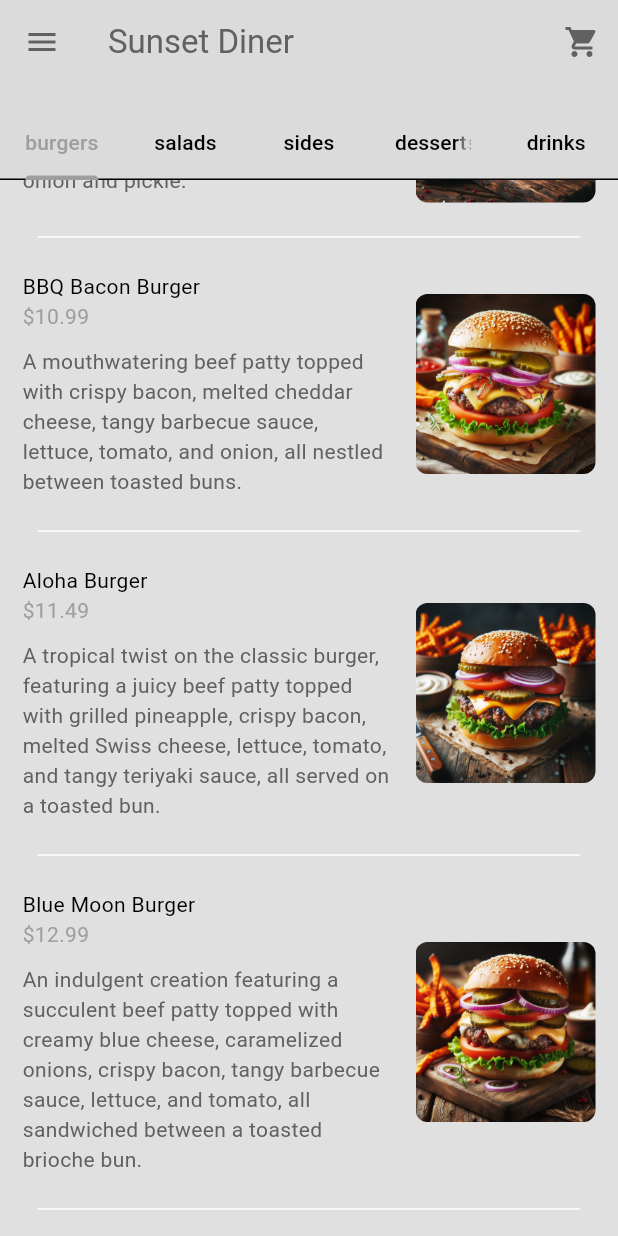
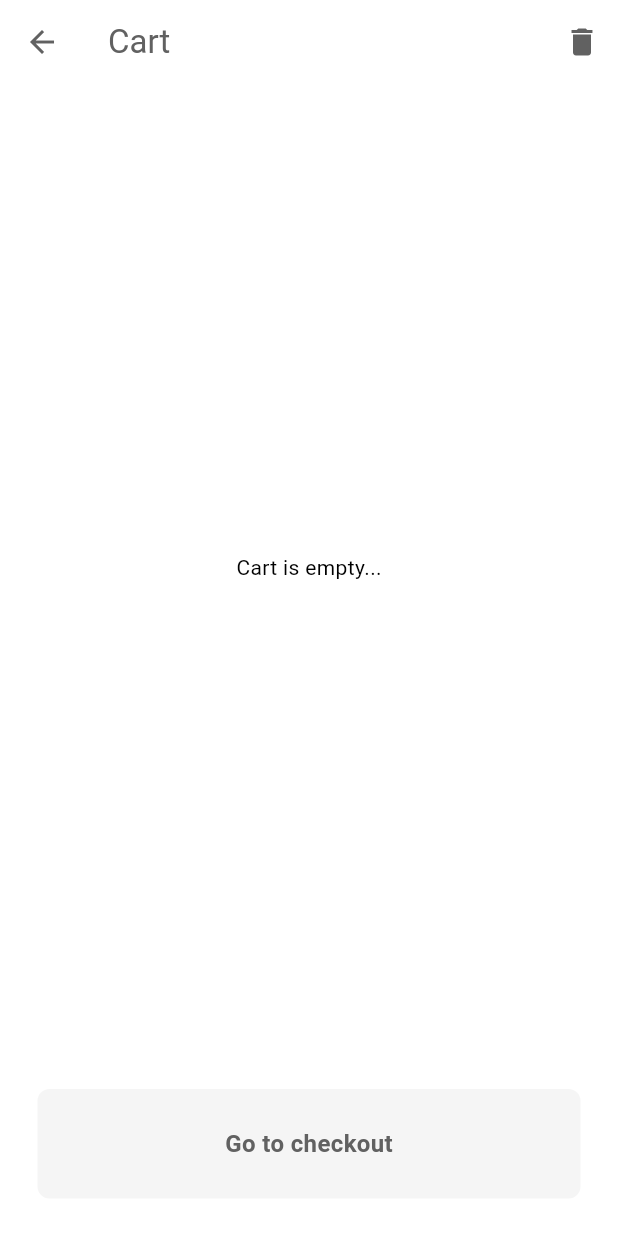
Before and after one commit to TrungKuro/Food-Delivery-App, a Flutter app: the HomePage screen opened directly, scrolled down 340 dp, after a tap on the "shopping cart" icon, on a phone screen of 412 x 824 dp. Run offline on Flutter 3.47's test engine with Material 3 defaults, Android fonts, the phone set to English and light mode, and no system bars.

Commit message:
Cart Page.

```diff
--- a/lib/components/my_sliver_app_bar.dart
+++ b/lib/components/my_sliver_app_bar.dart
@@ -1,4 +1,5 @@
 import 'package:flutter/material.dart';
+import 'package:food_delivery_app/pages/cart_page.dart';
 
 class MySliverAppBar extends StatelessWidget {
   /* ------------------------------- Variable ------------------------------ */
@@ -26,7 +27,14 @@ class MySliverAppBar extends StatelessWidget {
       actions: [
         // CART BUTTON
         IconButton(
-          onPressed: () {},
+          onPressed: () {
+            // Go to cart page
+            Navigator.push(
+                context,
+                MaterialPageRoute(
+                  builder: (context) => const CartPage(),
+                ));
+          },
           icon: const Icon(Icons.shopping_cart),
         ),
       ],
--- a/lib/models/restaurant.dart
+++ b/lib/models/restaurant.dart
@@ -280,6 +280,9 @@ class Restaurant extends ChangeNotifier {
   /// Lấy data các món ăn
   List<Food> get menu => _menu;
 
+  /// Lấy data các món trong giỏ hàng
+  List<CartItem> get cart => _cart;
+
   /* -------------------------------- SETTER ------------------------------- */
 
   /* ------------------------------ OPETATION ------------------------------ */
@@ -315,18 +318,18 @@ class Restaurant extends ChangeNotifier {
   }
 
   /// Remove from Cart
-  void removeFromCart(CartItem cardItem) {
+  void removeFromCart(CartItem cartItem) {
     // Find that item in list cart
-    int carIndex = _cart.indexOf(cardItem);
+    int cartIndex = _cart.indexOf(cartItem);
     // If have, then check quantity
-    if (carIndex != 1) {
+    if (cartIndex != -1) {
       // If quantity have more one, then decrease it
-      if (_cart[carIndex].quantity > 1) {
-        _cart[carIndex].quantity--;
+      if (_cart[cartIndex].quantity > 1) {
+        _cart[cartIndex].quantity--;
       }
       // Otherwise, remove that item from cart
       else {
-        _cart.removeAt(carIndex);
+        _cart.removeAt(cartIndex);
       }
       // Update UI
       notifyListeners();
--- /dev/null
+++ b/lib/pages/cart_page.dart
@@ -0,0 +1,99 @@
+import 'package:flutter/material.dart';
+import 'package:food_delivery_app/components/my_button.dart';
+import 'package:food_delivery_app/components/my_cart_tile.dart';
+import 'package:food_delivery_app/models/restaurant.dart';
+import 'package:provider/provider.dart';
+
+class CartPage extends StatelessWidget {
+  const CartPage({super.key});
+
+  @override
+  Widget build(BuildContext context) {
+    return Consumer<Restaurant>(
+      builder: (context, restaurant, child) {
+        // Cart
+        final userCart = restaurant.cart;
+
+        // Scaffold UI
+        return Scaffold(
+          /* --------------------------- Top App --------------------------- */
+          appBar: AppBar(
+            title: const Text('Cart'),
+            backgroundColor: Colors.transparent,
+            foregroundColor: Theme.of(context).colorScheme.inversePrimary,
+            actions: [
+              // Clear Cart Button
+              IconButton(
+                onPressed: () {
+                  showDialog(
+                    context: context,
+                    builder: (context) => AlertDialog(
+                      title: const Text('Are you sure you want to clear the cart?'),
+                      actions: [
+                        // Cancel Button
+                        TextButton(
+                          onPressed: () => Navigator.pop(context),
+                          child: const Text('Cancel'),
+                        ),
+                        // Yes Button
+                        TextButton(
+                          onPressed: () {
+                            Navigator.pop(context);
+                            restaurant.clearCart();
+                          },
+                          child: const Text('Yes'),
+                        ),
+                      ],
+                    ),
+                  );
+                },
+                icon: const Icon(
+                  Icons.delete,
+                ),
+              ),
+            ],
+          ),
+          /* --------------------------- Body App -------------------------- */
+          body: Column(
+            children: [
+              // List of Cart
+              Expanded(
+                child: Column(
+                  children: [
+                    userCart.isEmpty
+                        ? const Expanded(
+                            child: Center(
+                              child: Text('Cart is empty...'),
+                            ),
+                          )
+                        : Expanded(
+                            child: ListView.builder(
+                              itemCount: userCart.length,
+                              itemBuilder: (context, index) {
+                                // Get individual Cart item
+                                final cartItem = userCart[index];
+                                // Return Cart tile UI
+                                return MyCartTile(cartItem: cartItem);
+                              },
+                            ),
+                          ),
+                  ],
+                ),
+              ),
+              // Button to Pay
+              Padding(
+                padding: const EdgeInsets.symmetric(
+                  vertical: 25,
+                ),
+                child: MyButton(
+                  text: 'Go to checkout',
+                  onTap: () {},
+                ),
+              ),
+            ],
+          ),
+        );
+      },
+    );
+  }
+}
```
Also changed, not shown: lib/components/my_cart_tile.dart (added, +119 -0 lines), lib/components/my_quantity_selector.dart (added, +69 -0 lines).
